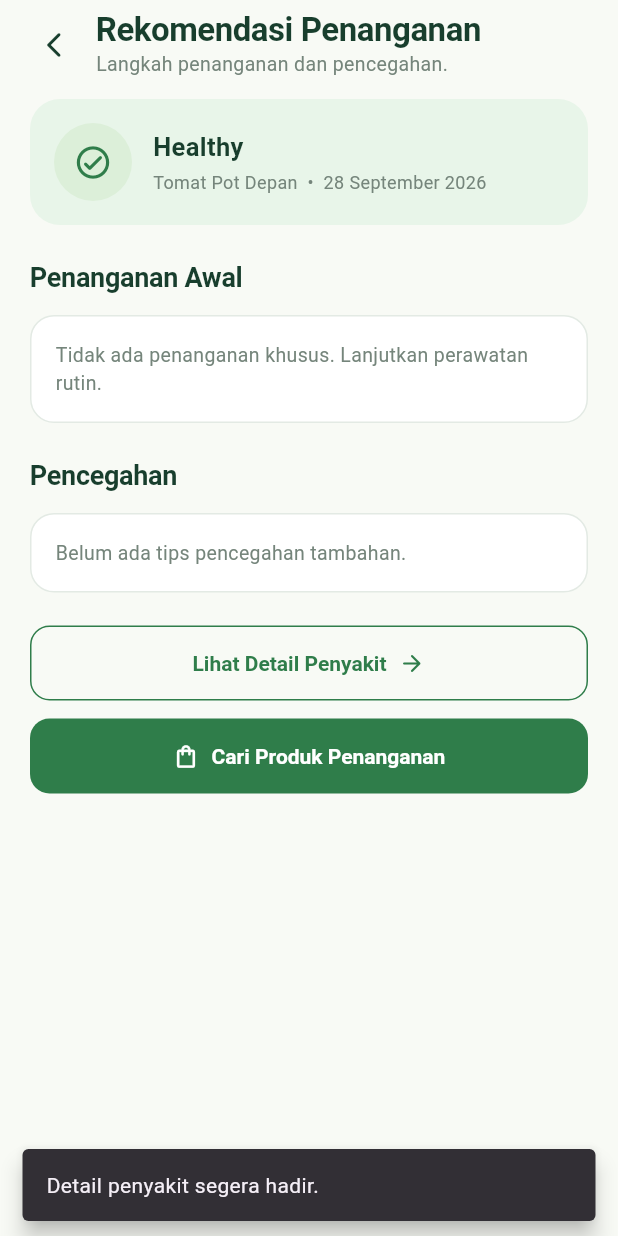
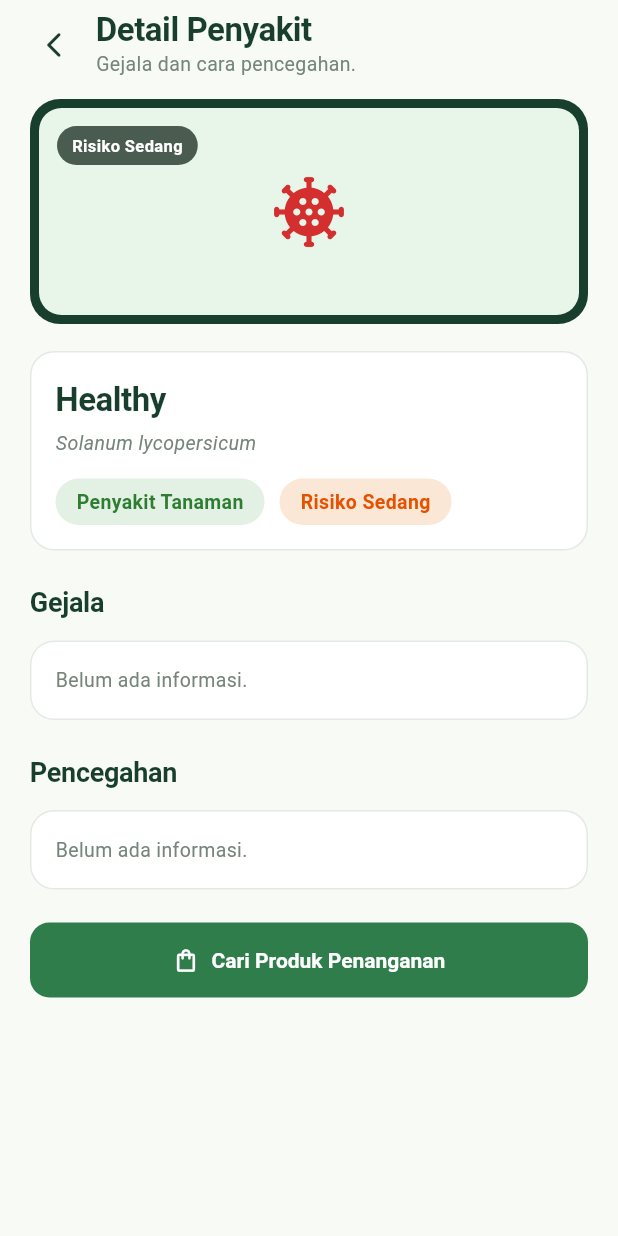
Before and after one commit to Indhirayc/PBL_Kelompok1_LeafItToMe, a Flutter app: the TreatmentRecommendationPage screen opened by its route, after a tap on "Lihat Detail Penyakit", on a phone screen of 412 x 824 dp. Run offline on Flutter 3.47's test engine with Material 3 defaults, Android fonts, the phone set to English and light mode, and no system bars; our stand-ins replace flutter_svg, go_router.

Commit message:
feat(history): add disease detail page

```diff
--- a/mobile_app/lib/app/router/app_router.dart
+++ b/mobile_app/lib/app/router/app_router.dart
@@ -23,6 +23,7 @@ import '../../features/history/data/history_data.dart';
 import '../../features/history/views/history_page.dart';
 import '../../features/history/views/history_detail_page.dart';
 import '../../features/history/views/treatment_recommendation_page.dart';
+import '../../features/history/views/disease_detail_page.dart';
 
 abstract final class AppRouter {
   static final GoRouter router = GoRouter(
@@ -198,6 +199,16 @@ abstract final class AppRouter {
         },
       ),
       GoRoute(
+        path: '/history-disease-detail',
+        name: 'history-disease-detail',
+        builder: (context, state) {
+          final record = state.extra;
+          return HistoryDiseaseDetailPage(
+            record: record is HistoryRecord ? record : HistoryData.records.first,
+          );
+        },
+      ),
+      GoRoute(
         path: '/profile',
         name: 'profile',
         builder: (context, state) => const ProfilePage(),
--- /dev/null
+++ b/mobile_app/lib/features/history/views/disease_detail_page.dart
@@ -0,0 +1,322 @@
+import 'package:flutter/material.dart';
+import 'package:url_launcher/url_launcher.dart';
+
+import '../data/history_data.dart';
+import '../widgets/history_page_header.dart';
+
+class HistoryDiseaseDetailPage extends StatelessWidget {
+  const HistoryDiseaseDetailPage({super.key, required this.record});
+
+  final HistoryRecord record;
+
+  static const Color _background = Color(0xFFF8FAF5);
+  static const Color _darkGreen = Color(0xFF183E2D);
+  static const Color _secondaryText = Color(0xFF75857B);
+  static const Color _border = Color(0xFFE3EAE4);
+  static const Color _primaryGreen = Color(0xFF2F7D4A);
+  static const Color _accentGreen = Color(0xFFE8F5E9);
+  static const Color _categoryBg = Color(0xFFE2F1E4);
+  static const Color _categoryFg = Color(0xFF2E7D32);
+  static const Color _severityBg = Color(0xFFFBE7D6);
+  static const Color _dangerRed = Color(0xFFD32F2F);
+  static const Color _pillBg = Color(0xFF4A5B50);
+
+  Future<void> _openMarketplace(BuildContext context, String keyword) async {
+    final encodedKeyword = Uri.encodeComponent(keyword);
+    final url = Uri.parse('https://shopee.co.id/search?keyword=$encodedKeyword');
+
+    try {
+      final launched = await launchUrl(
+        url,
+        mode: LaunchMode.externalApplication,
+      );
+      if (!launched && context.mounted) {
+        _showMarketplaceFallback(context);
+      }
+    } catch (_) {
+      if (context.mounted) {
+        _showMarketplaceFallback(context);
+      }
+    }
+  }
+
+  void _showMarketplaceFallback(BuildContext context) {
+    ScaffoldMessenger.of(context).showSnackBar(
+      const SnackBar(
+        content: Text('Membuka produk penanganan di marketplace.'),
+        backgroundColor: _primaryGreen,
+      ),
+    );
+  }
+
+  @override
+  Widget build(BuildContext context) {
+    final HistoryDisease? disease = HistoryData.byDisease(record.diseaseName);
+
+    return Scaffold(
+      backgroundColor: _background,
+      body: SafeArea(
+        bottom: false,
+        child: Column(
+          children: [
+            const HistoryPageHeader(
+              title: 'Detail Penyakit',
+              subtitle: 'Gejala dan cara pencegahan.',
+            ),
+            Expanded(
+              child: ListView(
+                padding: const EdgeInsets.fromLTRB(20, 8, 20, 24),
+                children: [
+                  _buildBanner(disease),
+                  const SizedBox(height: 18),
+                  _buildTitleCard(disease),
+                  const SizedBox(height: 22),
+                  const Text(
+                    'Gejala',
+                    style: TextStyle(
+                      color: _darkGreen,
+                      fontSize: 18,
+                      fontWeight: FontWeight.w700,
+                      letterSpacing: -0.2,
+                    ),
+                  ),
+                  const SizedBox(height: 12),
+                  _buildBulletCard(disease?.symptoms ?? const []),
+                  const SizedBox(height: 22),
+                  const Text(
+                    'Pencegahan',
+                    style: TextStyle(
+                      color: _darkGreen,
+                      fontSize: 18,
+                      fontWeight: FontWeight.w700,
+                      letterSpacing: -0.2,
+                    ),
+                  ),
+                  const SizedBox(height: 12),
+                  _buildBulletCard(disease?.preventions ?? const []),
+                  const SizedBox(height: 22),
+                  SizedBox(
+                    width: double.infinity,
+                    height: 50,
+                    child: ElevatedButton(
+                      key: const Key('marketplaceButton'),
+                      onPressed: () => _openMarketplace(
+                        context,
+                        disease?.searchKeyword ?? 'perawatan tanaman tomat',
+                      ),
+                      style: ElevatedButton.styleFrom(
+                        backgroundColor: _primaryGreen,
+                        foregroundColor: Colors.white,
+                        elevation: 0,
+                        shape: RoundedRectangleBorder(
+                          borderRadius: BorderRadius.circular(13),
+                        ),
+                        textStyle: const TextStyle(
+                          fontSize: 14,
+                          fontWeight: FontWeight.w700,
+                        ),
+                      ),
+                      child: const Row(
+                        mainAxisAlignment: MainAxisAlignment.center,
+                        children: [
+                          Icon(Icons.shopping_bag_outlined, size: 18),
+                          SizedBox(width: 8),
+                          Text('Cari Produk Penanganan'),
+                        ],
+                      ),
+                    ),
+                  ),
+                ],
+              ),
+            ),
+          ],
+        ),
+      ),
+    );
+  }
+
+  Widget _buildBanner(HistoryDisease? disease) {
+    final String severity = disease?.severity ?? 'Risiko Sedang';
+
+    return Container(
+      height: 150,
+      width: double.infinity,
+      padding: const EdgeInsets.all(6),
+      decoration: BoxDecoration(
+        color: _darkGreen,
+        borderRadius: BorderRadius.circular(20),
+      ),
+      child: Container(
+        decoration: BoxDecoration(
+          color: _accentGreen,
+          borderRadius: BorderRadius.circular(15),
+        ),
+        child: Stack(
+          children: [
+            Positioned(
+              left: 12,
+              top: 12,
+              child: Container(
+                padding: const EdgeInsets.symmetric(
+                  horizontal: 10,
+                  vertical: 5,
+                ),
+                decoration: BoxDecoration(
+                  color: _pillBg,
+                  borderRadius: BorderRadius.circular(20),
+                ),
+                child: Text(
+                  severity,
+                  style: const TextStyle(
+                    color: Colors.white,
+                    fontSize: 11,
+                    fontWeight: FontWeight.w700,
+                  ),
+                ),
+              ),
+            ),
+            const Center(
+              child: Icon(
+                Icons.coronavirus_rounded,
+                color: _dangerRed,
+                size: 56,
+              ),
+            ),
+          ],
+        ),
+      ),
+    );
+  }
+
+  Widget _buildTitleCard(HistoryDisease? disease) {
+    return Container(
+      width: double.infinity,
+      padding: const EdgeInsets.all(16),
+      decoration: BoxDecoration(
+        color: Colors.white,
+        borderRadius: BorderRadius.circular(16),
+        border: Border.all(color: _border),
+      ),
+      child: Column(
+        crossAxisAlignment: CrossAxisAlignment.start,
+        children: [
+          Text(
+            record.diseaseName,
+            style: const TextStyle(
+              color: _darkGreen,
+              fontSize: 22,
+              fontWeight: FontWeight.w700,
+              letterSpacing: -0.3,
+            ),
+          ),
+          const SizedBox(height: 4),
+          Text(
+            record.latinName,
+            style: const TextStyle(
+              color: _secondaryText,
+              fontSize: 13,
+              fontStyle: FontStyle.italic,
+            ),
+          ),
+          const SizedBox(height: 14),
+          Wrap(
+            spacing: 10,
+            runSpacing: 8,
+            children: [
+              _buildChip(
+                disease?.category ?? 'Penyakit Tanaman',
+                _categoryBg,
+                _categoryFg,
+              ),
+              _buildChip(
+                disease?.severity ?? 'Risiko Sedang',
+                _severityBg,
+                disease?.severityColor ?? const Color(0xFFE65100),
+              ),
+            ],
+          ),
+        ],
+      ),
+    );
+  }
+
+  Widget _buildChip(String label, Color background, Color foreground) {
+    return Container(
+      padding: const EdgeInsets.symmetric(horizontal: 14, vertical: 6),
+      decoration: BoxDecoration(
+        color: background,
+        borderRadius: BorderRadius.circular(20),
+      ),
+      child: Text(
+        label,
+        style: TextStyle(
+          color: foreground,
+          fontSize: 13,
+          fontWeight: FontWeight.w600,
+        ),
+      ),
+    );
+  }
+
+  Widget _buildBulletCard(List<String> items) {
+    if (items.isEmpty) {
+      return Container(
+        width: double.infinity,
+        padding: const EdgeInsets.all(16),
+        decoration: BoxDecoration(
+          color: Colors.white,
+          borderRadius: BorderRadius.circular(16),
+          border: Border.all(color: _border),
+        ),
+        child: const Text(
+          'Belum ada informasi.',
+          style: TextStyle(color: _secondaryText, fontSize: 13),
+        ),
+      );
+    }
+
+    return Container(
+      width: double.infinity,
+      padding: const EdgeInsets.all(16),
+      decoration: BoxDecoration(
+        color: Colors.white,
+        borderRadius: BorderRadius.circular(16),
+        border: Border.all(color: _border),
+      ),
+      child: Column(
+        children: [
+          for (int i = 0; i < items.length; i++) ...[
+            Row(
+              crossAxisAlignment: CrossAxisAlignment.start,
+              children: [
+                const Padding(
+                  padding: EdgeInsets.only(top: 7),
+                  child: Text(
+                    '•',
+                    style: TextStyle(
+                      color: _primaryGreen,
+                      fontSize: 14,
+                      fontWeight: FontWeight.w700,
+                    ),
+                  ),
+                ),
+                const SizedBox(width: 10),
+                Expanded(
+                  child: Text(
+                    items[i],
+                    style: const TextStyle(
+                      color: _darkGreen,
+                      fontSize: 14,
+                      height: 1.4,
+                    ),
+                  ),
+                ),
+              ],
+            ),
+            if (i != items.length - 1) const SizedBox(height: 14),
+          ],
+        ],
+      ),
+    );
+  }
+}
--- a/mobile_app/lib/features/history/views/treatment_recommendation_page.dart
+++ b/mobile_app/lib/features/history/views/treatment_recommendation_page.dart
@@ -1,4 +1,5 @@
 import 'package:flutter/material.dart';
+import 'package:go_router/go_router.dart';
 import 'package:url_launcher/url_launcher.dart';
 
 import '../data/history_data.dart';
@@ -44,18 +45,6 @@ class TreatmentRecommendationPage extends StatelessWidget {
         backgroundColor: _primaryGreen,
       ),
     );
-  }
-
-  void _showUiOnlyMessage(BuildContext context) {
-    ScaffoldMessenger.of(context)
-      ..hideCurrentSnackBar()
-      ..showSnackBar(
-        const SnackBar(
-          content: Text('Detail penyakit segera hadir.'),
-          duration: Duration(seconds: 2),
-          behavior: SnackBarBehavior.floating,
-        ),
-      );
   }
 
   @override
@@ -111,7 +100,10 @@ class TreatmentRecommendationPage extends StatelessWidget {
                     height: 50,
                     child: OutlinedButton(
                       key: const Key('diseaseDetailButton'),
-                      onPressed: () => _showUiOnlyMessage(context),
+                      onPressed: () => context.pushNamed(
+                        'history-disease-detail',
+                        extra: record,
+                      ),
                       style: OutlinedButton.styleFrom(
                         foregroundColor: _primaryGreen,
                         side: const BorderSide(color: _primaryGreen),
```
Also changed, not shown: 1 other file.
